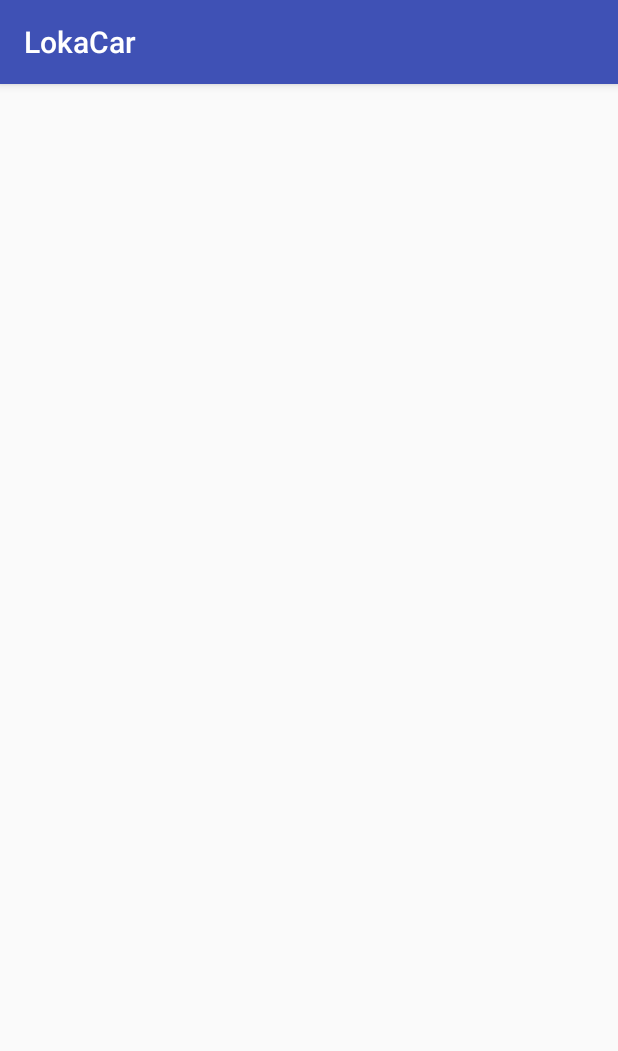
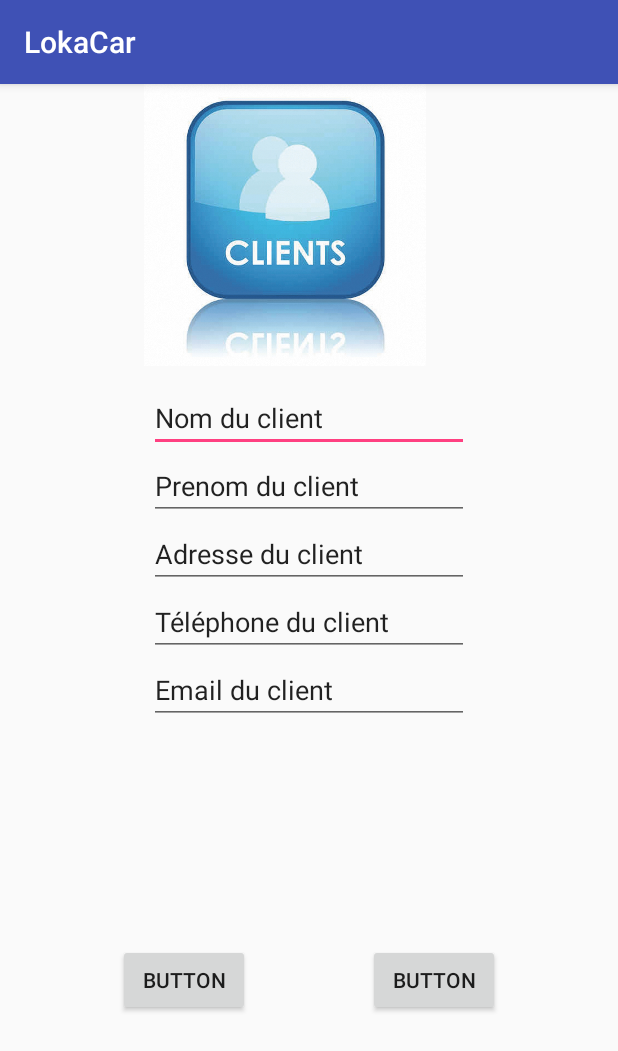
Before and after one commit to NicoGuittHub/LokaCar, an Android app: the SaisieClient screen opened directly, with no data from a screen before it, on a phone screen of 412 x 824 dp. Shown: the top 1051 px of the screen. Run offline under Robolectric (Android 15) with nearby library versions, the phone set to English and light mode, and no system bars.

Commit message:
Ajout Bouton saisir client création acticity_saisie_client

```diff
--- a/app/src/main/AndroidManifest.xml
+++ b/app/src/main/AndroidManifest.xml
@@ -8,7 +8,9 @@
         android:label="@string/app_name"
         android:roundIcon="@mipmap/ic_launcher_round"
         android:supportsRtl="true"
-        android:theme="@style/AppTheme">
+        android:theme="@style/AppTheme"
+        android:parentActivityName="com.exemple.MainActivity"
+        >
         <activity android:name=".MainActivity">
             <intent-filter>
                 <action android:name="android.intent.action.MAIN" />
--- a/app/src/main/res/layout/activity_main.xml
+++ b/app/src/main/res/layout/activity_main.xml
@@ -15,4 +15,15 @@
         app:layout_constraintRight_toRightOf="parent"
         app:layout_constraintTop_toTopOf="parent" />
 
+    <Button
+        android:id="@+id/buttonSaisirClient"
+        android:layout_width="wrap_content"
+        android:layout_height="wrap_content"
+        android:layout_marginTop="24dp"
+        android:text="Button"
+        android:onClick="saisirClient"
+        app:layout_constraintTop_toTopOf="parent"
+        tools:layout_editor_absoluteX="133dp"
+        tools:text="Saisir Client" />
+
 </android.support.constraint.ConstraintLayout>
--- a/app/src/main/res/layout/activity_saisie_client.xml
+++ b/app/src/main/res/layout/activity_saisie_client.xml
@@ -6,4 +6,96 @@
     android:layout_height="match_parent"
     tools:context=".client.SaisieClient">
 
+    <EditText
+        android:id="@+id/editNom"
+        android:layout_width="wrap_content"
+        android:layout_height="wrap_content"
+        android:ems="10"
+        android:inputType="textPersonName"
+        android:text="Nom du client"
+        app:layout_constraintLeft_toLeftOf="parent"
+        app:layout_constraintRight_toRightOf="parent"
+        app:layout_constraintTop_toTopOf="parent"
+        android:layout_marginTop="200dp" />
+
+    <EditText
+        android:id="@+id/editPrenom"
+        android:layout_width="wrap_content"
+        android:layout_height="wrap_content"
+        android:ems="10"
+        android:inputType="textPersonName"
+        android:text="Prenom du client"
+        tools:layout_editor_absoluteX="153dp"
+        app:layout_constraintLeft_toLeftOf="parent"
+        app:layout_constraintRight_toRightOf="parent"
+        app:layout_constraintTop_toBottomOf="@id/editNom"/>
+
+    <EditText
+        android:id="@+id/editAdresse"
+        android:layout_width="wrap_content"
+        android:layout_height="wrap_content"
+        android:ems="10"
+        android:inputType="textPersonName"
+        android:text="Adresse du client"
+        tools:layout_editor_absoluteX="153dp"
+        app:layout_constraintLeft_toLeftOf="parent"
+        app:layout_constraintRight_toRightOf="parent"
+        app:layout_constraintTop_toBottomOf="@id/editPrenom"/>
+
+    <EditText
+        android:id="@+id/editTelephone"
+        android:layout_width="wrap_content"
+        android:layout_height="wrap_content"
+        android:ems="10"
+        android:inputType="textPersonName"
+        android:text="Téléphone du client"
+        tools:layout_editor_absoluteX="153dp"
+        app:layout_constraintLeft_toLeftOf="parent"
+        app:layout_constraintRight_toRightOf="parent"
+        app:layout_constraintTop_toBottomOf="@id/editAdresse"/>
+
+    <EditText
+        android:id="@+id/editEmail"
+        android:layout_width="wrap_content"
+        android:layout_height="wrap_content"
+        android:ems="10"
+        android:inputType="textEmailAddress"
+        android:text="Email du client"
+        tools:layout_editor_absoluteX="153dp"
+        app:layout_constraintLeft_toLeftOf="parent"
+        app:layout_constraintRight_toRightOf="parent"
+        app:layout_constraintTop_toBottomOf="@id/editTelephone"/>
+
+    <Button
+        android:id="@+id/valid"
+        android:layout_width="wrap_content"
+        android:layout_height="wrap_content"
+        android:text="Button"
+        app:layout_constraintBottom_toBottomOf="parent"
+        app:layout_constraintLeft_toLeftOf="parent"
+        app:layout_constraintRight_toLeftOf="@id/accueil"
+        app:layout_constraintTop_toBottomOf="@+id/editEmail"
+        tools:text="Valider le client" />
+
+    <Button
+        android:id="@+id/accueil"
+        android:layout_width="wrap_content"
+        android:layout_height="wrap_content"
+        android:text="Button"
+        app:layout_constraintBottom_toBottomOf="parent"
+        app:layout_constraintEnd_toEndOf="parent"
+        app:layout_constraintRight_toLeftOf="@id/valid"
+        app:layout_constraintRight_toRightOf="parent"
+        app:layout_constraintStart_toEndOf="@+id/valid"
+        app:layout_constraintTop_toBottomOf="@+id/editEmail"
+        tools:text="Accueil" />
+
+    <ImageView
+        android:id="@+id/imageView"
+        android:layout_width="379dp"
+        android:layout_height="188dp"
+        app:srcCompat="@drawable/saisieClient"
+        tools:layout_editor_absoluteX="0dp"
+        tools:layout_editor_absoluteY="0dp" />
+
 </android.support.constraint.ConstraintLayout>
```
Also changed, not shown: app/src/main/res/drawable/saisieClient.jpg (added).
